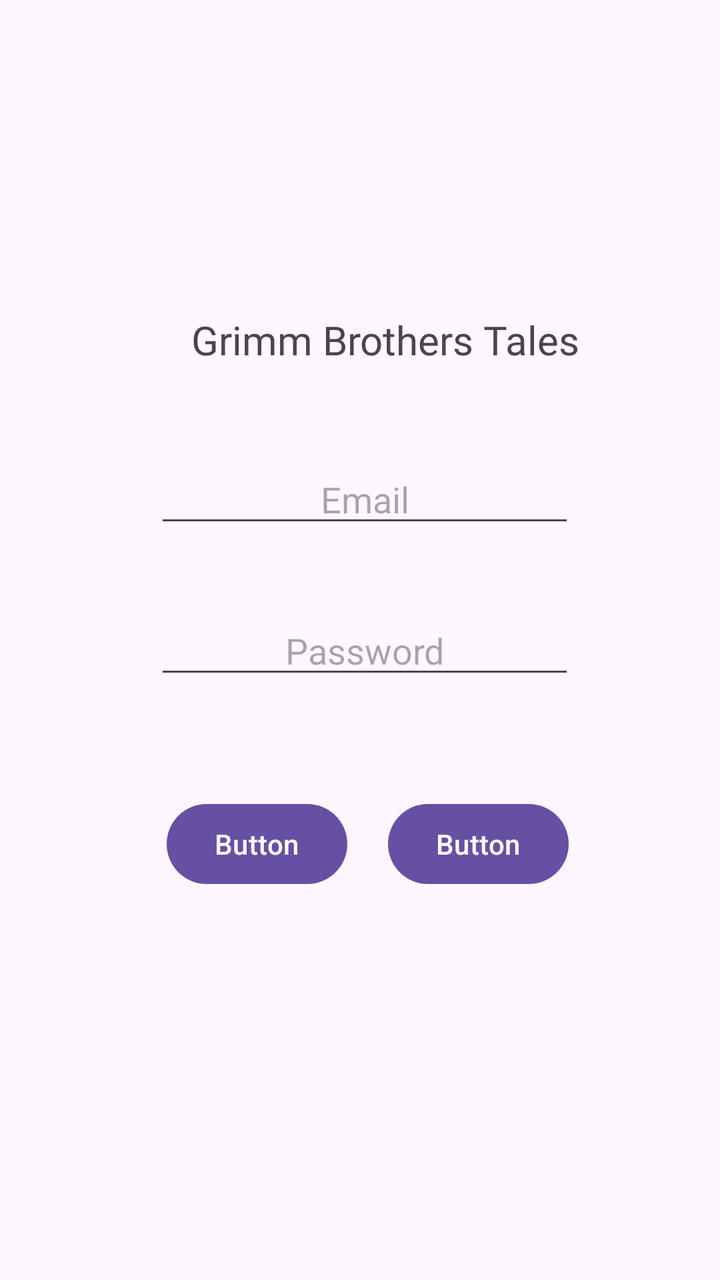
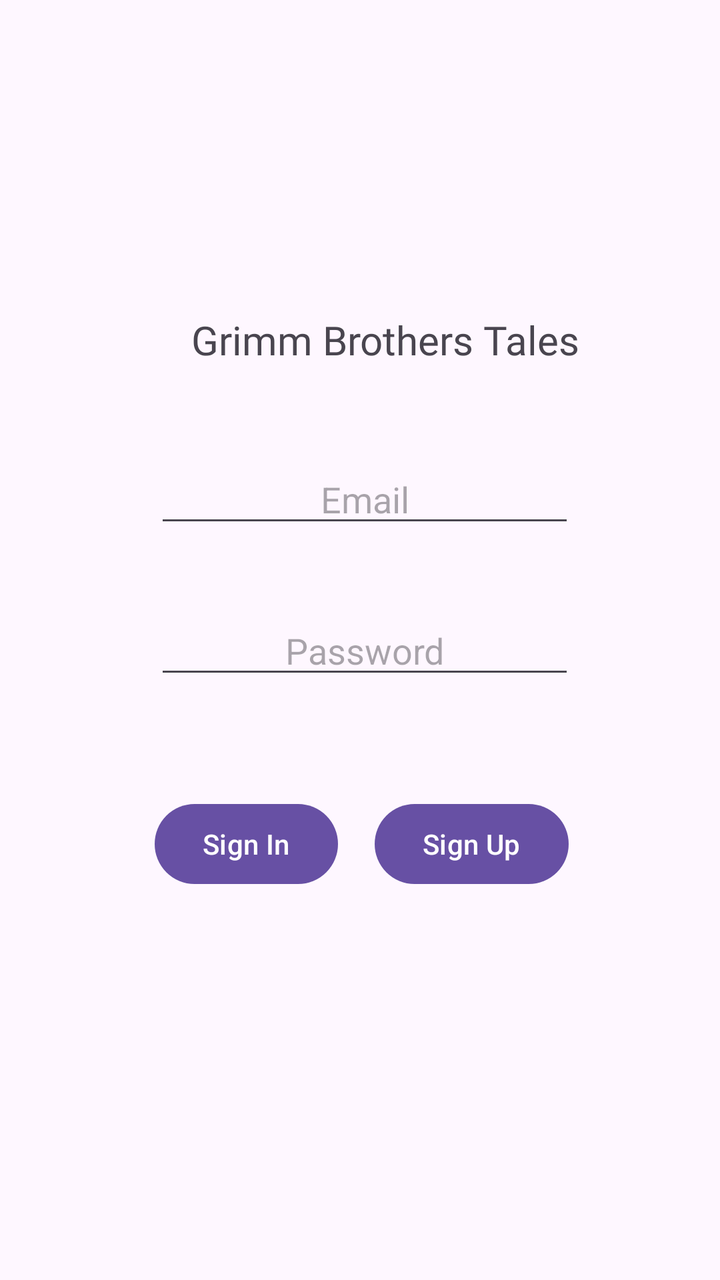

An Android layout rendered at two revisions. The XML below is the earlier revision; the diff shows what the commit changed to produce the second picture.
<!-- AndroidManifest.xml: application theme Theme.Talescast -->
<!-- res/layout/activity_main.xml -->
<?xml version="1.0" encoding="utf-8"?>
<androidx.constraintlayout.widget.ConstraintLayout xmlns:android="http://schemas.android.com/apk/res/android"
    xmlns:app="http://schemas.android.com/apk/res-auto"
    xmlns:tools="http://schemas.android.com/tools"
    android:id="@+id/main"
    android:layout_width="match_parent"
    android:layout_height="match_parent"
    tools:context=".MainActivity">

    <TextView
        android:id="@+id/titleTextView"
        android:layout_width="wrap_content"
        android:layout_height="wrap_content"
        android:fontFamily="@font/titlefont"
        android:text="Grimm Brothers Tales"
        android:textSize="20sp"
        app:layout_constraintBottom_toBottomOf="parent"
        app:layout_constraintEnd_toEndOf="parent"
        app:layout_constraintHorizontal_bias="0.578"
        app:layout_constraintStart_toStartOf="parent"
        app:layout_constraintTop_toTopOf="parent"
        app:layout_constraintVertical_bias="0.255" />

    <androidx.constraintlayout.widget.ConstraintLayout
        android:layout_width="317dp"
        android:layout_height="69dp"
        app:layout_constraintBottom_toBottomOf="parent"
        app:layout_constraintEnd_toEndOf="parent"
        app:layout_constraintHorizontal_bias="0.539"
        app:layout_constraintStart_toStartOf="parent"
        app:layout_constraintTop_toBottomOf="@+id/passwordEditText"
        app:layout_constraintVertical_bias="0.192">

        <Button
            android:id="@+id/signUpButton"
            android:layout_width="wrap_content"
            android:layout_height="wrap_content"
            android:layout_marginEnd="56dp"
            android:onClick="signUp"
            android:text="Button"
            app:layout_constraintBottom_toBottomOf="parent"
            app:layout_constraintEnd_toEndOf="parent"
            app:layout_constraintTop_toTopOf="parent"
            app:layout_constraintVertical_bias="0.476" />

        <Button
            android:id="@+id/signInButton"
            android:layout_width="wrap_content"
            android:layout_height="wrap_content"
            android:onClick="signIn"
            android:text="Button"
            app:layout_constraintBottom_toBottomOf="parent"
            app:layout_constraintEnd_toStartOf="@+id/signUpButton"
            app:layout_constraintHorizontal_bias="0.747"
            app:layout_constraintStart_toStartOf="parent"
            app:layout_constraintTop_toTopOf="parent"
            app:layout_constraintVertical_bias="0.476" />
    </androidx.constraintlayout.widget.ConstraintLayout>

     <EditText
        android:id="@+id/usernameEditText"
        android:layout_width="wrap_content"
        android:layout_height="wrap_content"
        android:layout_marginTop="44dp"
        android:ems="10"
        android:hint="Email"
        android:inputType="textEmailAddress"
        android:textAlignment="center"
        app:layout_constraintEnd_toEndOf="parent"
        app:layout_constraintHorizontal_bias="0.516"
        app:layout_constraintStart_toStartOf="parent"
        app:layout_constraintTop_toBottomOf="@+id/titleTextView" />

    <EditText
        android:id="@+id/passwordEditText"
        android:layout_width="wrap_content"
        android:layout_height="wrap_content"
        android:ems="10"
        android:hint="Password"
        android:inputType="textPassword"
        android:textAlignment="center"
        app:layout_constraintBottom_toBottomOf="parent"
        app:layout_constraintEnd_toEndOf="parent"
        app:layout_constraintHorizontal_bias="0.516"
        app:layout_constraintStart_toStartOf="parent"
        app:layout_constraintTop_toBottomOf="@+id/usernameEditText"
        app:layout_constraintVertical_bias="0.104" />


</androidx.constraintlayout.widget.ConstraintLayout>
<!-- resources referenced by this layout -->
<resources>
  <style name="Theme.Talescast" parent="Base.Theme.Talescast" />
  <style name="Base.Theme.Talescast" parent="Theme.Material3.DayNight.NoActionBar">
          
          
      </style>
</resources>

<!-- the commit's change to res/layout/activity_main.xml (unified diff, before → after) -->
@@ -37,7 +37,7 @@
             android:layout_height="wrap_content"
             android:layout_marginEnd="56dp"
             android:onClick="signUp"
-            android:text="Button"
+            android:text="Sign Up"
             app:layout_constraintBottom_toBottomOf="parent"
             app:layout_constraintEnd_toEndOf="parent"
             app:layout_constraintTop_toTopOf="parent"
@@ -48,7 +48,7 @@
             android:layout_width="wrap_content"
             android:layout_height="wrap_content"
             android:onClick="signIn"
-            android:text="Button"
+            android:text="Sign In"
             app:layout_constraintBottom_toBottomOf="parent"
             app:layout_constraintEnd_toStartOf="@+id/signUpButton"
             app:layout_constraintHorizontal_bias="0.747"
